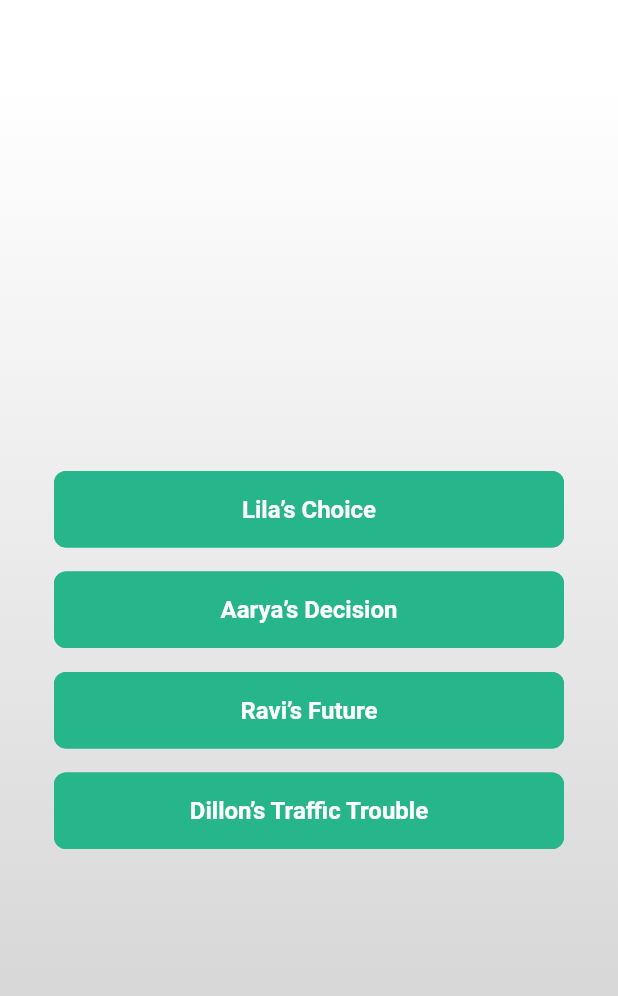
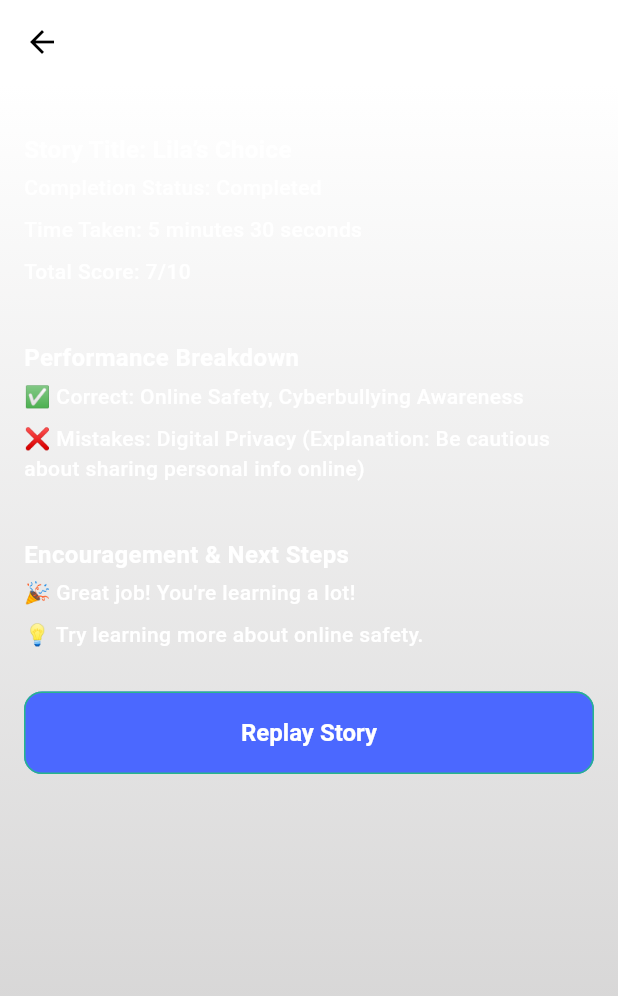
Before and after one commit to SenulyaK/LexChoice, a Flutter app: the FeedbackSelectionScreen screen opened directly, after a tap on "Ravi’s Future", on a phone screen of 412 x 824 dp. Shown: the top 996 px of the screen. Run offline on Flutter 3.47's test engine with Material 3 defaults, Android fonts, the light colour scheme and no system bars; our stand-ins replace animated_splash_screen, get, get_storage, iconsax, logger, lottie and 1 more; accounts and stored records are empty; Roboto replaces fonts that are missing (Poppins).

Commit message:
Feedback screen for topic 3

```diff
--- a/lib/screens/feedback_screen/feedback_screen.dart
+++ b/lib/screens/feedback_screen/feedback_screen.dart
@@ -1,5 +1,6 @@
 import 'package:flutter/material.dart';
 import 'package:lexchoice/screens/feedback_screen/topic2_feedback.dart';
+import 'package:lexchoice/screens/feedback_screen/topic3_feedback.dart';
 import 'package:lexchoice/utils/constants/colors.dart';
 import 'package:lexchoice/utils/constants/sizes.dart';
 import 'package:lexchoice/screens/feedback_screen/topic1_feedback.dart';
@@ -46,7 +47,8 @@ class FeedbackSelectionScreen extends StatelessWidget {
                     const DetailedFeedbackScreenTopic1()),
                 _buildFeedbackButton(context, "Aarya’s Decision",
                     const DetailedFeedbackScreenTopic2()),
-                _buildFeedbackButton(context, "Ravi’s Future", null),
+                _buildFeedbackButton(context, "Ravi’s Future",
+                    const DetailedFeedbackScreenTopic3()),
                 _buildFeedbackButton(context, "Dillon’s Traffic Trouble", null),
               ],
             ),
--- a/lib/screens/feedback_screen/topic3_feedback.dart
+++ b/lib/screens/feedback_screen/topic3_feedback.dart
@@ -0,0 +1,113 @@
+import 'package:flutter/material.dart';
+import 'package:lexchoice/utils/constants/colors.dart';
+import 'package:lexchoice/utils/constants/sizes.dart';
+
+class DetailedFeedbackScreenTopic3 extends StatelessWidget {
+  const DetailedFeedbackScreenTopic3({super.key});
+
+  @override
+  Widget build(BuildContext context) {
+    return Scaffold(
+      appBar: AppBar(
+        title: const Text(
+          "Feedback Details",
+          style: TextStyle(fontWeight: FontWeight.bold, color: Colors.white),
+        ),
+        backgroundColor: Colors.transparent,
+        elevation: 0,
+        centerTitle: true,
+      ),
+      body: Container(
+        decoration: BoxDecoration(
+          gradient: LinearGradient(
+            colors: [
+              // Check if the current theme is dark or light
+              Theme.of(context).brightness == Brightness.dark
+                  ? LCColors.secondary // Dark mode colors
+                  : Colors.white, // Light mode colors
+              Theme.of(context).brightness == Brightness.dark
+                  ? LCColors.background // Dark mode colors
+                  : LCColors.darkGrey, // Light mode colors
+            ],
+            begin: Alignment.topCenter,
+            end: Alignment.bottomCenter,
+          ),
+        ),
+        padding: EdgeInsets.all(LCSizes.md),
+        child: Column(
+          crossAxisAlignment: CrossAxisAlignment.start,
+          children: [
+            _buildSectionTitle("Story Title: Lila’s Choice"),
+            _buildText("Completion Status: Completed"),
+            _buildText("Time Taken: 5 minutes 30 seconds"),
+            _buildText("Total Score: 7/10"),
+            const SizedBox(height: LCSizes.md),
+            _buildSectionTitle("Performance Breakdown"),
+            _buildText("✅ Correct: Online Safety, Cyberbullying Awareness"),
+            _buildText(
+                "❌ Mistakes: Digital Privacy (Explanation: Be cautious about sharing personal info online)"),
+            const SizedBox(height: LCSizes.md),
+            _buildSectionTitle("Encouragement & Next Steps"),
+            _buildText("🎉 Great job! You're learning a lot!"),
+            _buildText("💡 Try learning more about online safety."),
+            const SizedBox(height: LCSizes.lg),
+            Center(
+              child: SizedBox(
+                width: double.infinity,
+                child: ElevatedButton(
+                  onPressed: () {
+                    Navigator.pop(context);
+                  },
+                  style: ElevatedButton.styleFrom(
+                    backgroundColor: LCColors.buttonPrimary,
+                    padding:
+                        EdgeInsets.symmetric(vertical: LCSizes.buttonHeight),
+                    shape: RoundedRectangleBorder(
+                      borderRadius: BorderRadius.circular(LCSizes.buttonRadius),
+                    ),
+                  ),
+                  child: Text(
+                    "Replay Story",
+                    style: TextStyle(
+                      fontSize: LCSizes.fontSizeMd,
+                      fontWeight: FontWeight.bold,
+                      color: LCColors.textWhite,
+                    ),
+                  ),
+                ),
+              ),
+            ),
+          ],
+        ),
+      ),
+    );
+  }
+
+  Widget _buildSectionTitle(String title) {
+    return Padding(
+      padding: EdgeInsets.only(top: LCSizes.spaceBtwItems),
+      child: Text(
+        title,
+        style: TextStyle(
+          fontSize: LCSizes.fontSizeMd,
+          fontWeight: FontWeight.bold,
+          color: Colors.white,
+        ),
+      ),
+    );
+  }
+
+  Widget _buildText(String text) {
+    return Padding(
+      padding: const EdgeInsets.symmetric(vertical: LCSizes.xs),
+      child: Text(
+        text,
+        style: TextStyle(
+          fontSize: LCSizes.fontSizeSm,
+          fontWeight: FontWeight.w500,
+          color: LCColors.textWhite,
+        ),
+      ),
+    );
+  }
+}
```
